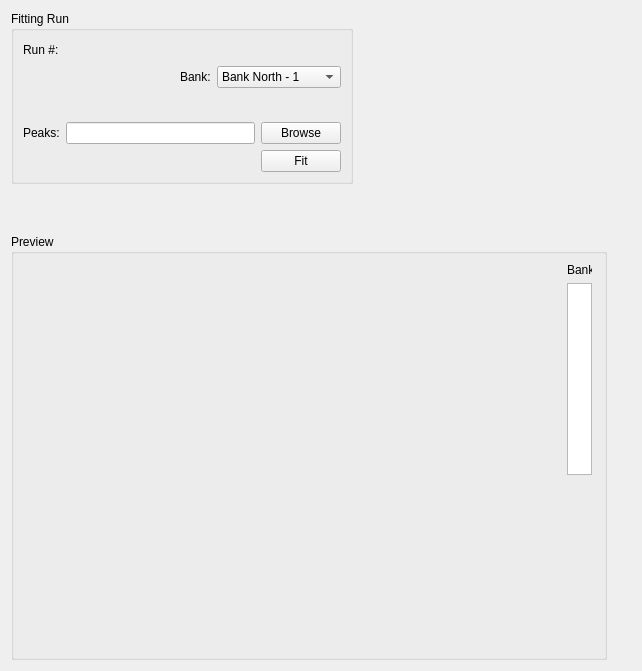
Old version of the form MantidQt/CustomInterfaces/inc/MantidQtCustomInterfaces/EnggDiffraction/EnggDiffractionQtTabFitting.ui in the repository mantidproject/mantid.
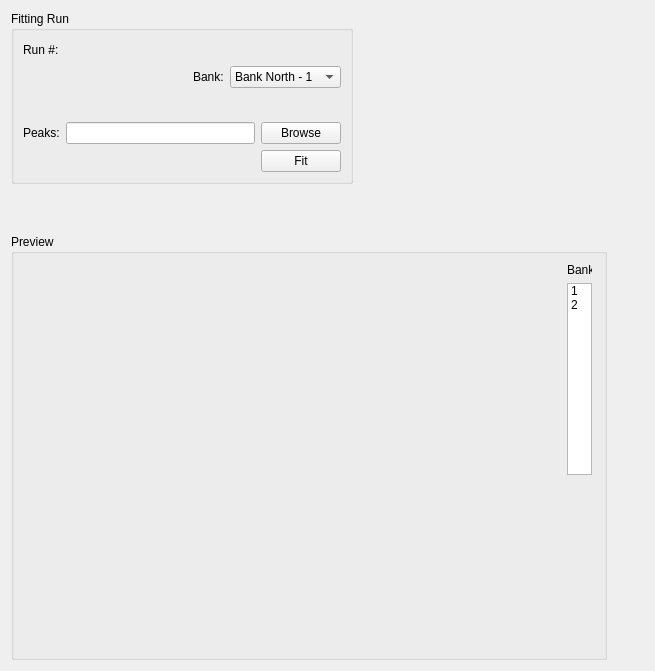
New version of the form. Custom widgets are drawn as their Qt base class.

Commit message:
items in listWidget & signals updates to sync bank combo & list
refs #15550

```diff
--- a/MantidQt/CustomInterfaces/inc/MantidQtCustomInterfaces/EnggDiffraction/EnggDiffractionQtTabFitting.ui
+++ b/MantidQt/CustomInterfaces/inc/MantidQtCustomInterfaces/EnggDiffraction/EnggDiffractionQtTabFitting.ui
@@ -6,7 +6,7 @@
    <rect>
     <x>0</x>
     <y>0</y>
-    <width>642</width>
+    <width>655</width>
     <height>671</height>
    </rect>
   </property>
@@ -71,13 +71,35 @@
          </widget>
         </item>
         <item>
-         <widget class="QListView" name="listView_fitting_bank_preview">
+         <widget class="QListWidget" name="listWidget_fitting_bank_preview">
           <property name="maximumSize">
            <size>
             <width>25</width>
-            <height>300</height>
+            <height>16777215</height>
            </size>
           </property>
+          <item>
+           <property name="text">
+            <string>1</string>
+           </property>
+           <property name="font">
+            <font>
+             <weight>50</weight>
+             <bold>false</bold>
+            </font>
+           </property>
+          </item>
+          <item>
+           <property name="text">
+            <string>2</string>
+           </property>
+           <property name="font">
+            <font>
+             <weight>50</weight>
+             <bold>false</bold>
+            </font>
+           </property>
+          </item>
          </widget>
         </item>
        </layout>
@@ -190,11 +212,6 @@
             <string>Bank South - 2</string>
            </property>
           </item>
-          <item>
-           <property name="text">
-            <string>Both Bank - 1 &amp; 2</string>
-           </property>
-          </item>
          </widget>
         </item>
        </layout>
@@ -242,6 +259,9 @@
         </item>
         <item>
          <widget class="QPushButton" name="pushButton_fitting_browse_peaks">
+          <property name="enabled">
+           <bool>true</bool>
+          </property>
           <property name="text">
            <string>Browse</string>
           </property>
```
The commit also changes 2 other files.
